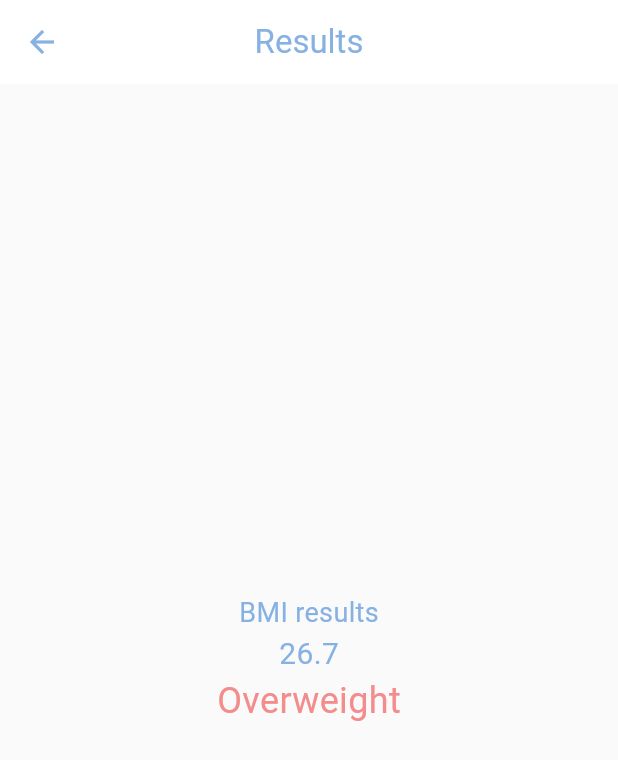
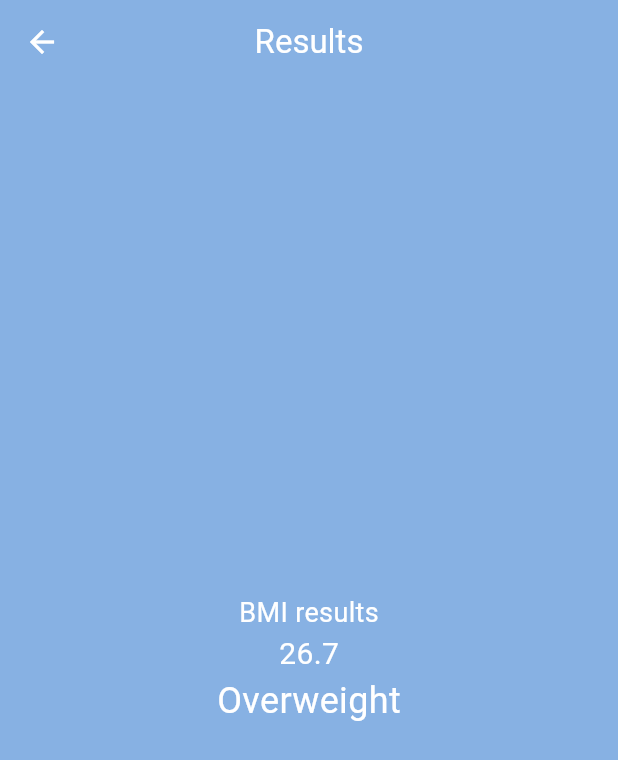
Before and after one commit to MohammedGhazaly/BMI-Normal, a Flutter app: the screen it shows after launch, after a tap on "Calculate", on a phone screen of 412 x 824 dp. Shown: the top 760 px of the screen. Run offline on Flutter 3.47's test engine with Material 3 defaults, Android fonts, the phone set to English and light mode, and no system bars.

Commit message:
Finished changing color background color according to gender

```diff
--- a/lib/views/home/widgets/home_view_body.dart
+++ b/lib/views/home/widgets/home_view_body.dart
@@ -149,7 +149,7 @@ class _HomeViewBodyState extends State<HomeViewBody> {
                 onPressed: () {
                   Navigator.pushNamed(context, ResutlView.routeName,
                       arguments: UserModel(
-                          gender: isMale ? "Male" : "Femail",
+                          gender: isMale ? "male" : "female",
                           height: userHeight,
                           weight: weight,
                           age: age));
--- a/lib/views/results/result_view.dart
+++ b/lib/views/results/result_view.dart
@@ -1,5 +1,6 @@
 import 'dart:math';
 
+import 'package:bmi_normal/constants.dart';
 import 'package:bmi_normal/models/user_model.dart';
 import 'package:bmi_normal/views/results/widgets/result_view_body.dart';
 import 'package:flutter/material.dart';
@@ -15,8 +16,11 @@ class ResutlView extends StatelessWidget {
     double bmi = (userModel.weight) / pow(userModel.height / 100, 2);
 
     return Scaffold(
+      backgroundColor: userModel.gender == "male" ? kBlueColor : kRedColor,
       appBar: AppBar(
         title: const Text("Results"),
+        foregroundColor: Colors.white,
+        backgroundColor: userModel.gender == "male" ? kBlueColor : kRedColor,
       ),
       body: ResultViewBody(bmi: bmi),
     );
--- a/lib/views/results/widgets/result_view_body.dart
+++ b/lib/views/results/widgets/result_view_body.dart
@@ -31,15 +31,15 @@ class ResultViewBody extends StatelessWidget {
         children: [
           Text(
             "BMI results",
-            style: TextStyle(fontSize: 18, color: kBlueColor),
+            style: TextStyle(fontSize: 18, color: Colors.white),
           ),
           Text(
             bmi.toStringAsFixed(1),
-            style: TextStyle(fontSize: 20, color: kBlueColor),
+            style: TextStyle(fontSize: 20, color: Colors.white),
           ),
           Text(
             result,
-            style: TextStyle(fontSize: 24, color: kRedColor),
+            style: TextStyle(fontSize: 24, color: Colors.white),
           ),
         ],
       ),
```
